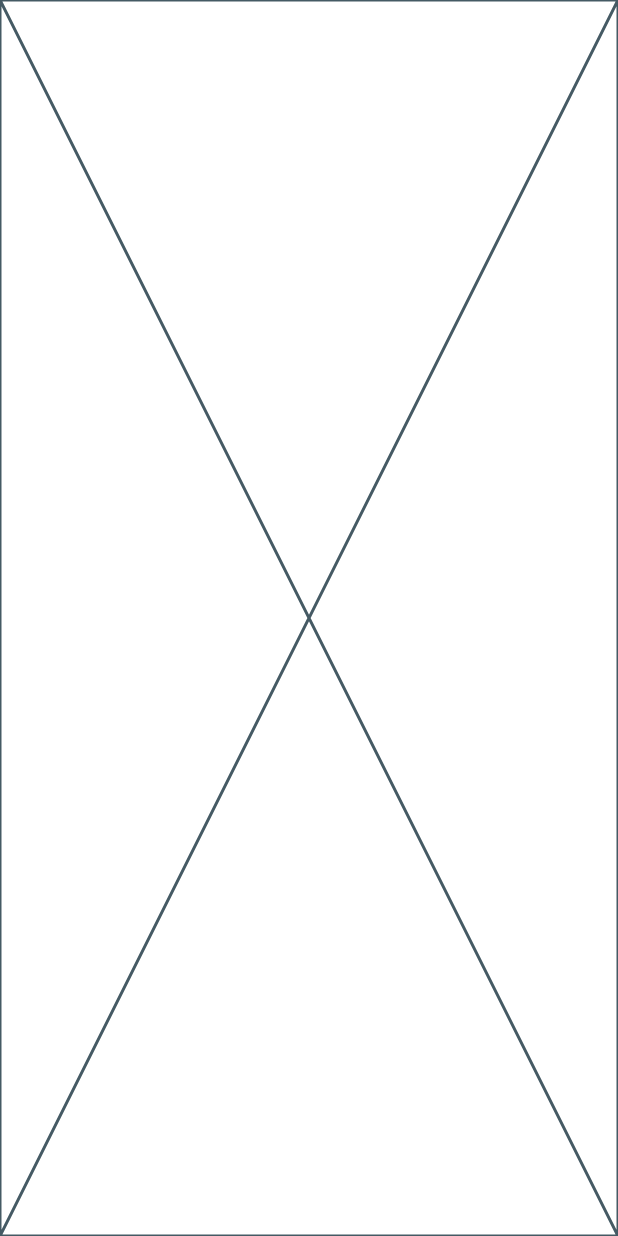
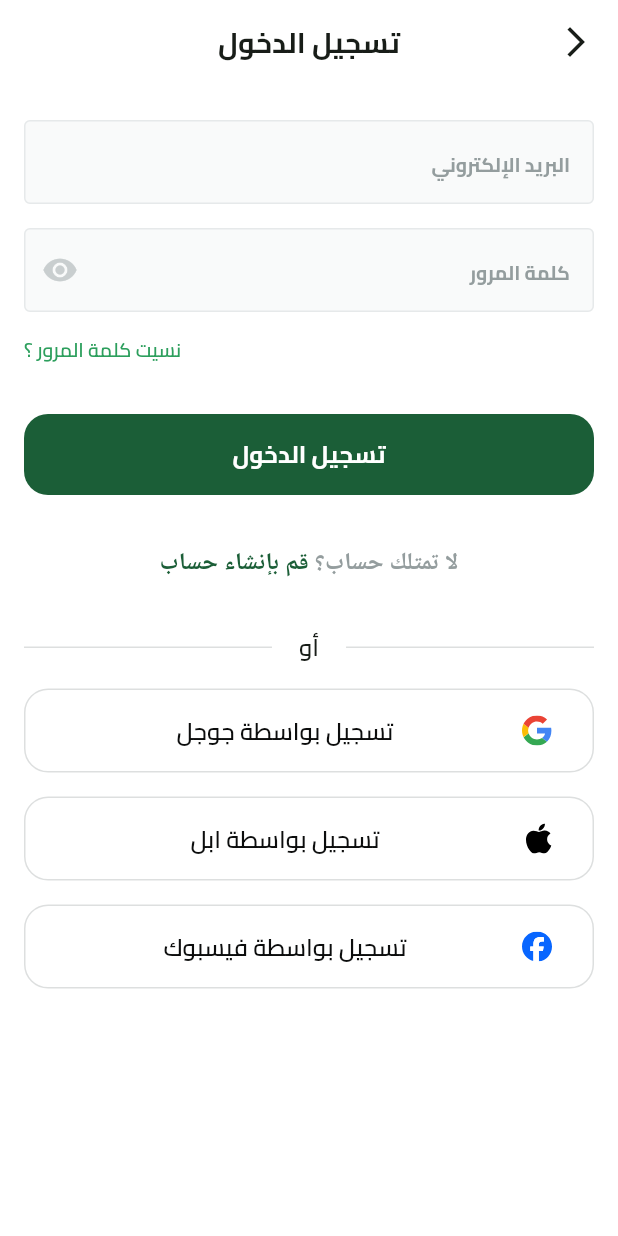
Before and after one commit to Yousief-Ahmed/e_commerce, a Flutter app: the screen it shows after launch, after a tap on "تخط", on a phone screen of 412 x 824 dp. Run offline on Flutter 3.47's test engine with Material 3 defaults, Android fonts, the phone set to English and light mode, and no system bars; our stand-ins replace dots_indicator, flutter_svg, shared_preferences.

Commit message:
login UI done

```diff
--- a/lib/core/helper_functions/on_generate_route.dart
+++ b/lib/core/helper_functions/on_generate_route.dart
@@ -1,4 +1,5 @@
 import 'package:e_commerce/features/auth/presentation/views/login_view.dart';
+import 'package:e_commerce/features/auth/presentation/views/sign_up_view.dart';
 import 'package:e_commerce/features/on_boarding/presentation/views/on_boarding_view.dart';
 import 'package:e_commerce/features/splash/presentation/views/splash_view.dart';
 import 'package:flutter/material.dart';
@@ -11,6 +12,8 @@ Route<dynamic> ongGenerateRoute(RouteSettings settings) {
       return MaterialPageRoute(builder: (_) => OnBoardingView());
     case LoginView.routeName:
       return MaterialPageRoute(builder: (_) => const LoginView());
+      case SignUpView.routeName:
+      return MaterialPageRoute(builder: (_) => const SignUpView());
 
     default:
       return MaterialPageRoute(
--- a/lib/core/utils/app_colors.dart
+++ b/lib/core/utils/app_colors.dart
@@ -2,5 +2,6 @@ import 'package:flutter/cupertino.dart';
 
 class AppColors {
   static const primaryColor = Color(0xFF1B5E37);
+  static const lightPrimaryColor = Color(0xFF2D9F5D);
   static const secondaryColor = Color(0xFFF4A91F);
 }
--- a/lib/core/utils/app_images.dart
+++ b/lib/core/utils/app_images.dart
@@ -5,6 +5,18 @@ class Assets {
   /// Assets for imagesAppIconAppIcon
   /// assets/images/app_icon/app_icon.png
   static const String imagesAppIconAppIcon = "assets/images/app_icon/app_icon.png";
+
+  /// Assets for imagesAppleIcon
+  /// assets/images/apple_icon.svg
+  static const String imagesAppleIcon = "assets/images/apple_icon.svg";
+
+  /// Assets for imagesFacebookIcon
+  /// assets/images/facebook_icon.svg
+  static const String imagesFacebookIcon = "assets/images/facebook_icon.svg";
+
+  /// Assets for imagesGoogleIcon
+  /// assets/images/google_icon.svg
+  static const String imagesGoogleIcon = "assets/images/google_icon.svg";
 
   /// Assets for imagesPageViewItemPageViewItem1BackgroundImage
   /// assets/images/page_view_item/page_view_item1_background_image.svg
--- a/lib/core/utils/app_text_styles.dart
+++ b/lib/core/utils/app_text_styles.dart
@@ -7,7 +7,6 @@ abstract class TextStyles {
   );
   static const TextStyle bold23 = TextStyle(
     fontWeight: FontWeight.bold,
-    fontFamily: 'Cairo',
     fontSize: 23,
   );
 
--- a/lib/core/widgets/custom_text_button.dart
+++ b/lib/core/widgets/custom_text_button.dart
@@ -1,4 +1,5 @@
 import 'package:e_commerce/core/utils/app_colors.dart';
+import 'package:e_commerce/core/utils/app_text_styles.dart';
 import 'package:flutter/material.dart';
 
 class CustomTextButton extends StatelessWidget {
@@ -16,15 +17,7 @@ class CustomTextButton extends StatelessWidget {
         shape: RoundedRectangleBorder(borderRadius: BorderRadius.circular(16)),
         backgroundColor: AppColors.primaryColor,
       ),
-      child: Text(
-        text,
-        style: TextStyle(
-          color: Colors.white,
-          fontSize: 16,
-          fontWeight: FontWeight.w700,
-          fontFamily: 'Cairo',
-        ),
-      ),
+      child: Text(text, style: TextStyles.bold16.copyWith(color: Colors.white)),
     );
   }
 }
--- /dev/null
+++ b/lib/core/widgets/custom_text_form_field.dart
@@ -0,0 +1,32 @@
+import 'package:e_commerce/core/utils/app_text_styles.dart';
+import 'package:flutter/material.dart';
+
+class CustomTextFormField extends StatelessWidget {
+  final Widget? suffixIcon;
+  final String hintText;
+  final TextInputType keyboardType;
+  const CustomTextFormField({super.key, this.suffixIcon, required this.hintText, required this.keyboardType});
+
+  @override
+  Widget build(BuildContext context) {
+    return TextFormField(
+              keyboardType: keyboardType,
+              decoration: InputDecoration(
+                suffixIcon: suffixIcon,
+                filled: true,
+                fillColor: Color(0xFFF9FAFA),
+                hintText: hintText,
+                hintStyle: TextStyles.bold13.copyWith(color: Color(0xFF949D9E)),
+                border: buildBorder(),
+                enabledBorder: buildBorder(),
+                focusedBorder: buildBorder(),
+              ),
+            );
+  }
+   OutlineInputBorder buildBorder() {
+    return OutlineInputBorder(
+      borderRadius: BorderRadius.circular(4),
+      borderSide: BorderSide(color: Color(0xFFE6E9EA), width: 1),
+    );
+  }
+}
--- a/lib/features/auth/presentation/views/login_view.dart
+++ b/lib/features/auth/presentation/views/login_view.dart
@@ -1,3 +1,5 @@
+import 'package:e_commerce/features/auth/presentation/views/widgets/auth_app_bar.dart';
+import 'package:e_commerce/features/auth/presentation/views/widgets/login_view_body.dart';
 import 'package:flutter/material.dart';
 
 class LoginView extends StatelessWidget {
@@ -6,6 +8,9 @@ class LoginView extends StatelessWidget {
   static const String routeName = 'login';
   @override
   Widget build(BuildContext context) {
-    return const Placeholder();
+    return Scaffold(
+      appBar: buildAppBar(context, title: 'تسجيل الدخول'),
+      body: const LoginViewBody(),
+    );
   }
 }
--- /dev/null
+++ b/lib/features/auth/presentation/views/sign_up_view.dart
@@ -0,0 +1,12 @@
+import 'package:flutter/material.dart';
+
+class SignUpView extends StatelessWidget {
+  const SignUpView({super.key});
+
+  static const String routeName = 'signUp';
+
+  @override
+  Widget build(BuildContext context) {
+    return const Placeholder();
+  }
+}
--- /dev/null
+++ b/lib/features/auth/presentation/views/widgets/auth_app_bar.dart
@@ -0,0 +1,16 @@
+import 'package:e_commerce/core/utils/app_text_styles.dart';
+import 'package:flutter/material.dart';
+
+AppBar buildAppBar(context, {required String title}) {
+  return AppBar(
+    title: Text(title, style: TextStyles.bold19),
+    centerTitle: true,
+    leading: GestureDetector(
+      onTap: () {
+        Navigator.of(context).pop();
+      },
+      child: Icon(Icons.arrow_back_ios_new_outlined),
+    ),
+    backgroundColor: Colors.white,
+  );
+}
--- /dev/null
+++ b/lib/features/auth/presentation/views/widgets/dont_have_account_widget.dart
@@ -0,0 +1,42 @@
+import 'package:e_commerce/core/utils/app_colors.dart';
+import 'package:e_commerce/core/utils/app_text_styles.dart';
+import 'package:e_commerce/features/auth/presentation/views/sign_up_view.dart';
+import 'package:flutter/gestures.dart';
+import 'package:flutter/material.dart';
+
+class DontHaveAccount extends StatelessWidget {
+  const DontHaveAccount({super.key});
+
+  @override
+   Widget build(BuildContext context) {
+    return Text.rich(
+      TextSpan(
+        children: [
+          TextSpan(
+            text: 'لا تمتلك حساب؟',
+            style: TextStyles.semiBold16.copyWith(
+              color: const Color(0xFF949D9E),
+            ),
+          ),
+          TextSpan(
+            text: ' ',
+            style: TextStyles.semiBold16.copyWith(
+              color: const Color(0xFF616A6B),
+            ),
+          ),
+          TextSpan(
+            recognizer: TapGestureRecognizer()
+              ..onTap = () {
+                Navigator.pushNamed(context, SignUpView.routeName);
+              },
+            text: 'قم بإنشاء حساب',
+            style: TextStyles.semiBold16.copyWith(
+              color: AppColors.primaryColor,
+            ),
+          ),
+        ],
+      ),
+      textAlign: TextAlign.center,
+    );
+  }
+}
--- /dev/null
+++ b/lib/features/auth/presentation/views/widgets/login_view_body.dart
@@ -0,0 +1,75 @@
+import 'package:e_commerce/core/constants.dart';
+import 'package:e_commerce/core/utils/app_colors.dart';
+import 'package:e_commerce/core/utils/app_images.dart';
+import 'package:e_commerce/core/utils/app_text_styles.dart';
+import 'package:e_commerce/core/widgets/custom_text_button.dart';
+
+import 'package:e_commerce/core/widgets/custom_text_form_field.dart';
+import 'package:e_commerce/features/auth/presentation/views/widgets/dont_have_account_widget.dart';
+import 'package:e_commerce/features/auth/presentation/views/widgets/or_divider.dart';
+import 'package:e_commerce/features/auth/presentation/views/widgets/social_login_button.dart';
+import 'package:flutter/material.dart';
+
+class LoginViewBody extends StatelessWidget {
+  const LoginViewBody({super.key});
+
+  @override
+  Widget build(BuildContext context) {
+    return Padding(
+      padding: const EdgeInsets.symmetric(horizontal: kHorizontalPadding),
+      child: SingleChildScrollView(
+        child: Column(
+          children: [
+            SizedBox(height: 24),
+            const CustomTextFormField(
+              hintText: "البريد الإلكتروني",
+              keyboardType: TextInputType.emailAddress,
+            ),
+            SizedBox(height: 16),
+            const CustomTextFormField(
+              hintText: "كلمة المرور",
+              keyboardType: TextInputType.visiblePassword,
+              suffixIcon: Icon(
+                Icons.remove_red_eye_rounded,
+                color: Color(0xFFC9CECF),
+              ),
+            ),
+            SizedBox(height: 16),
+            Row(
+              mainAxisAlignment: MainAxisAlignment.end,
+              children: [
+                Text(
+                  'نسيت كلمة المرور ؟',
+                  style: TextStyles.semiBold13.copyWith(
+                    color: AppColors.lightPrimaryColor,
+                  ),
+                ),
+              ],
+            ),
+            SizedBox(height: 33),
+            const CustomTextButton(text: 'تسجيل الدخول'),
+            SizedBox(height: 33),
+            const DontHaveAccount(),
+            SizedBox(height: 33),
+            const OrDivider(),
+            SizedBox(height: 16),
+            SocialLoginButton(
+              iconName: Assets.imagesGoogleIcon,
+              label: 'تسجيل بواسطة جوجل ',
+            ),
+            SizedBox(height: 16),
+            SocialLoginButton(
+              iconName: Assets.imagesAppleIcon,
+              label: 'تسجيل بواسطة ابل ',
+            ),
+            SizedBox(height: 16),
+            SocialLoginButton(
+              iconName: Assets.imagesFacebookIcon,
+              label: 'تسجيل بواسطة فيسبوك ',
+            ),
+          ],
+        ),
+      ),
+    );
+  }
+}
--- /dev/null
+++ b/lib/features/auth/presentation/views/widgets/or_divider.dart
@@ -0,0 +1,20 @@
+import 'package:e_commerce/core/utils/app_text_styles.dart';
+import 'package:flutter/material.dart';
+
+class OrDivider extends StatelessWidget {
+  const OrDivider({super.key});
+
+  @override
+  Widget build(BuildContext context) {
+    return Row(
+      children: [
+        Expanded(child: Divider(color: Color(0xFFDDDFDF))),
+        SizedBox(width: 18),
+        Text("أو", style: TextStyles.semiBold16),
+        SizedBox(width: 18),
+        Expanded(child: Divider(color: Color(0xFFDDDFDF))),
+
+      ],
+    );
+  }
+}
--- /dev/null
+++ b/lib/features/auth/presentation/views/widgets/social_login_button.dart
@@ -0,0 +1,42 @@
+import 'package:e_commerce/core/utils/app_images.dart';
+import 'package:e_commerce/core/utils/app_text_styles.dart';
+import 'package:flutter/material.dart';
+import 'package:flutter_svg/svg.dart';
+
+class SocialLoginButton extends StatelessWidget {
+  const SocialLoginButton({
+    super.key,
+    required this.iconName,
+    required this.label,
+    this.onPressed,
+  });
+
+  final String iconName;
+  final String label;
+  final VoidCallback? onPressed;
+  @override
+  Widget build(BuildContext context) {
+    return SizedBox(
+      width: double.infinity,
+      height: 56,
+      child: TextButton(
+        style: TextButton.styleFrom(
+          shape: RoundedRectangleBorder(
+            borderRadius: BorderRadius.circular(16),
+            side: BorderSide(color: Color(0xFFDDDFDF), width: 1),
+          ),
+        ),
+        onPressed: onPressed,
+        child: ListTile(
+          visualDensity: VisualDensity(vertical: VisualDensity.minimumDensity),
+          title: Text(
+            label,
+            textAlign: TextAlign.center,
+            style: TextStyles.semiBold16.copyWith(color: Color(0xFF0C0D0D)),
+          ),
+          leading: SvgPicture.asset(iconName),
+        ),
+      ),
+    );
+  }
+}
--- a/lib/features/on_boarding/presentation/views/widgets/on_boarding_page_view.dart
+++ b/lib/features/on_boarding/presentation/views/widgets/on_boarding_page_view.dart
@@ -24,18 +24,23 @@ class OnBoardingPageView extends StatelessWidget {
             textAlign: TextAlign.center,
             text: TextSpan(
               text: "مرحباً بك في ",
-              style: TextStyles.bold23.copyWith(color: Color(0xFF0C0D0D)),
+              style: TextStyles.bold23.copyWith(
+                color: Color(0xFF0C0D0D),
+                fontFamily: 'Cairo',
+              ),
               children: <TextSpan>[
                 TextSpan(
                   text: "Fruit",
                   style: TextStyles.bold23.copyWith(
                     color: AppColors.primaryColor,
+                    fontFamily: 'Cairo',
                   ),
                 ),
                 TextSpan(
                   text: "HUB",
                   style: TextStyles.bold23.copyWith(
                     color: AppColors.secondaryColor,
+                    fontFamily: 'Cairo',
                   ),
                 ),
               ],
--- a/lib/main.dart
+++ b/lib/main.dart
@@ -1,5 +1,6 @@
 import 'package:e_commerce/core/helper_functions/on_generate_route.dart';
 import 'package:e_commerce/core/services/shared_prefrences_singleton.dart';
+import 'package:e_commerce/core/utils/app_colors.dart';
 import 'package:e_commerce/generated/l10n.dart';
 import 'package:e_commerce/features/splash/presentation/views/splash_view.dart';
 import 'package:flutter/material.dart';
@@ -17,7 +18,12 @@ class FruitsHub extends StatelessWidget {
   @override
   Widget build(BuildContext context) {
     return MaterialApp(
-      theme: ThemeData(fontFamily: 'Cairo'),
+      theme: ThemeData(
+        fontFamily: 'Cairo',
+        colorScheme: ColorScheme.fromSeed(seedColor: AppColors.primaryColor),
+        scaffoldBackgroundColor: Colors.white,
+      ),
+
       debugShowCheckedModeBanner: false,
       localizationsDelegates: [
         S.delegate,
--- a/pubspec.yaml
+++ b/pubspec.yaml
@@ -63,6 +63,7 @@ flutter:
     - assets/images/splash_screen/
     - assets/images/app_icon/
     - assets/images/page_view_item/
+    - assets/images/
 
   # An image asset can refer to one or more resolution-specific "variants", see
   # https://flutter.dev/to/resolution-aware-images
```
Also changed, not shown: assets/images/apple_icon.svg (added), assets/images/facebook_icon.svg (added), assets/images/google_icon.svg (added).
